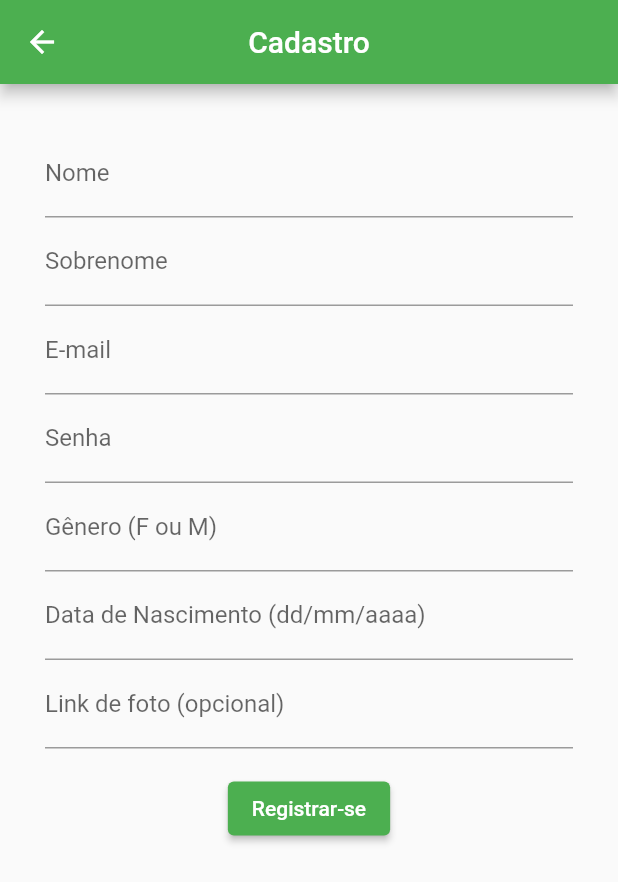
After one commit to andreaoquendo/piggymon, a Flutter app: the screen it shows after launch, after a tap on "Registrar-se", on a phone screen of 412 x 824 dp. The commit adds this screen. Shown: the top 882 px of the screen. Run offline on Flutter 3.47's test engine with Material 2 defaults, Android fonts, the phone set to English and light mode, and no system bars; network calls fail.

Commit message:
signup page

```diff
--- a/lib/main.dart
+++ b/lib/main.dart
@@ -6,6 +6,7 @@ import 'package:piggymon/page/add_transaction_page.dart';
 import 'package:piggymon/page/login_page.dart';
 import 'package:piggymon/page/main_page.dart';
 import 'package:piggymon/page/profile_page.dart';
+import 'package:piggymon/page/signup_page.dart';
 import 'package:piggymon/provider/accounts.dart';
 import 'package:piggymon/provider/categories.dart';
 import 'package:piggymon/provider/monthly_expenses.dart';
@@ -56,7 +57,8 @@ class PiggyMon extends StatelessWidget {
         PiggymonRoutes.TRANSACTIONS_FORM: (_) => AddTransactionPage(),
         PiggymonRoutes.MAIN_PAGE: (_) => MainPage(),
         PiggymonRoutes.HOME: (_) => LoginPage(),
-        PiggymonRoutes.PROFILE_PAGE: (_) => ProfilePage()
+        PiggymonRoutes.PROFILE_PAGE: (_) => ProfilePage(),
+        PiggymonRoutes.SIGNUP_PAGE: (_) => SignupPage()
       },
     )
   );
--- a/lib/page/login_page.dart
+++ b/lib/page/login_page.dart
@@ -57,6 +57,9 @@ class LoginPage extends StatelessWidget {
                     }
                   }
               ),
+              Row(
+                mainAxisAlignment: MainAxisAlignment.center,
+                children: <Widget>[
                   Padding(
                     padding: const EdgeInsets.symmetric(vertical: 16.0),
                     child: ElevatedButton(
@@ -83,6 +86,26 @@ class LoginPage extends StatelessWidget {
                       child: const Text('Entrar'),
                     ),
                   ),
+                  SizedBox(
+                    width: 30,
+                  ),
+                  Padding(
+                    padding: const EdgeInsets.symmetric(vertical: 16.0),
+                    child: ElevatedButton(
+                      onPressed: () {
+                            Navigator.of(context).pushNamed(
+                              PiggymonRoutes.SIGNUP_PAGE
+                            );
+
+                          // If the form is valid, display a snackbar. In the real world,
+                          // you'd often call a server or save the information in a database.
+
+                        },
+                      child: const Text('Registrar-se'),
+                    ),
+                  ),
+                ],
+              )
             ],
           ),
         ),
--- /dev/null
+++ b/lib/page/signup_page.dart
@@ -0,0 +1,149 @@
+import 'package:flutter/material.dart';
+import 'package:piggymon/models/account.dart';
+import 'package:piggymon/provider/accounts.dart';
+import 'package:piggymon/routes/piggymon_routes.dart';
+import 'package:provider/provider.dart';
+
+class SignupPage extends StatelessWidget {
+
+  final _form = GlobalKey<FormState>();
+  final Map<String, String> _formData = {};
+
+  @override
+  Widget build(BuildContext context) {
+    final Accounts accounts = Provider.of(context);
+
+    return Scaffold(
+        appBar: AppBar(
+          title: Text('Cadastro'),
+          centerTitle: true,
+          backgroundColor: Colors.green,
+        ),
+        body: SingleChildScrollView(
+          child: Padding(
+            padding: EdgeInsets.all(30),
+            child: Form(
+              key: _form,
+              child: Column(
+                children: <Widget>[
+                  TextFormField(
+                      decoration: InputDecoration(
+                          labelText: 'Nome'
+                      ),
+                      validator: (value) {
+                        if(value == null || value.isEmpty){
+                          return 'Insira um nome';
+                        }
+                      },
+                      onSaved: (value) {
+                        if(value != null){
+                          _formData['firstName'] = value;
+                        }
+                      }
+                  ),
+                  TextFormField(
+                      decoration: InputDecoration(
+                          labelText: 'Sobrenome'
+                      ),
+                      onSaved: (value) {
+                        if(value != null){
+                          _formData['lastName'] = value;
+                        }
+                      }
+                  ),
+                  TextFormField(
+                      decoration: InputDecoration(
+                          labelText: 'E-mail'
+                      ),
+                      validator: (value) {
+                        if(value == null || value.isEmpty){
+                          return 'Insira um e-mail';
+                        }
+                      },
+                      onSaved: (value) {
+                        if(value != null){
+                          _formData['email'] = value;
+                        }
+                      }
+                  ),
+                  TextFormField(
+                      obscureText: true,
+                      decoration: InputDecoration(
+                          labelText: 'Senha'
+                      ),
+                      validator: (value) {
+                        if(value == null || value.isEmpty){
+                          return 'Insira uma senha';
+                        }
+                      },
+                      onSaved: (value) {
+                        if(value != null){
+                          _formData['password'] = value;
+                        }
+                      }
+                  ),
+                  TextFormField(
+                      obscureText: true,
+                      decoration: InputDecoration(
+                          labelText: 'Gênero (F ou M)'
+                      ),
+                      validator: (value) {
+                        if(value == null || value.isEmpty){
+                          return 'Insira um genero';
+                        }
+                      },
+                      onSaved: (value) {
+                        if(value != null){
+                          _formData['gender'] = value;
+                        }
+                      }
+                  ),
+                  TextFormField(
+                      obscureText: true,
+                      decoration: InputDecoration(
+                          labelText: 'Data de Nascimento (dd/mm/aaaa)'
+                      ),
+                      onSaved: (value) {
+                        if(value != null){
+                          _formData['birthday'] = value;
+                        }
+                      }
+                  ),
+                  TextFormField(
+                      obscureText: true,
+                      decoration: InputDecoration(
+                          labelText: 'Link de foto (opcional)'
+                      ),
+                      onSaved: (value) {
+                        if(value != null){
+                          _formData['photoLink'] = value;
+                        }
+                      }
+                  ),
+                  Padding(
+                    padding: const EdgeInsets.symmetric(vertical: 16.0),
+                    child: ElevatedButton(
+                      onPressed: () async {
+                        if (_form.currentState!.validate()) {
+                          _form.currentState?.save();
+
+
+                          ScaffoldMessenger.of(context).showSnackBar(
+                            const SnackBar(content: Text('Registrado')),
+                          );
+
+                          Navigator.of(context).pop();
+
+                        }
+                      },
+                      child: const Text('Registrar-se'),
+                    ),
+                  ),
+                ],
+              ),
+            ),
+          ),
+        )
+    );
+  }
+}
--- a/lib/routes/piggymon_routes.dart
+++ b/lib/routes/piggymon_routes.dart
@@ -6,4 +6,5 @@ class PiggymonRoutes {
   static const TRANSACTIONS_FORM = 'add_transaction_page';
   static const MAIN_PAGE = '/main_page';
   static const PROFILE_PAGE = '/profile_page';
+  static const SIGNUP_PAGE = '/signup_page';
 }
```
Also changed, not shown: 1 other file. Lines whose indentation alone changed are shown as unchanged.
